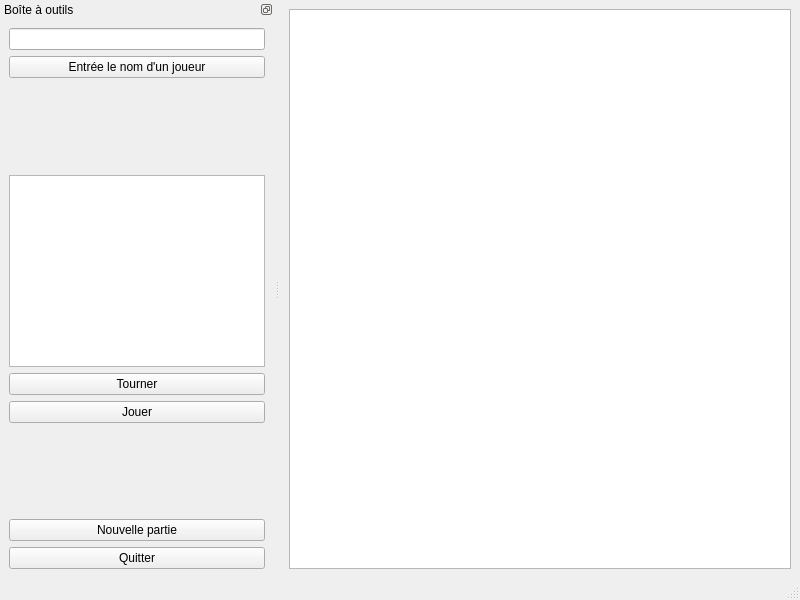
PacoARNGO/ProjetInfo, file GraphicGame/interface/game.ui: the form before one commit.
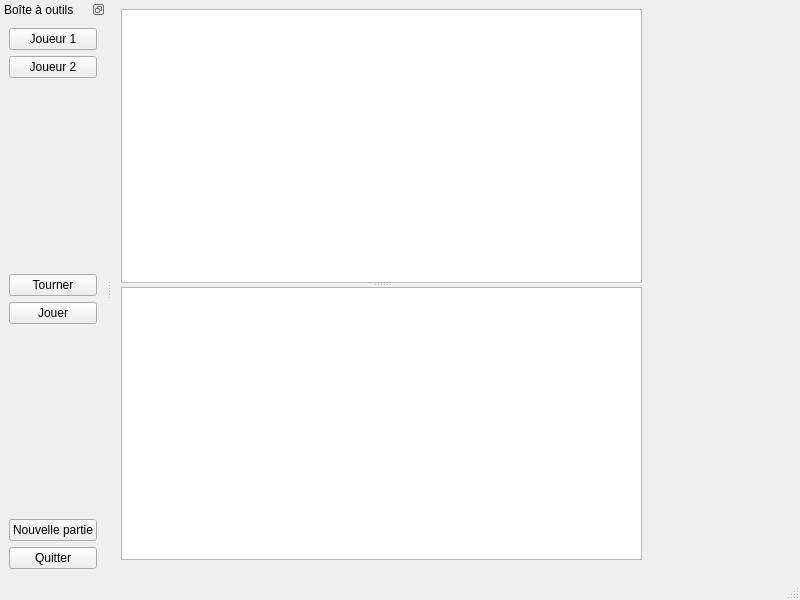
The form after the commit.

Diff of the .ui file:
```diff
--- a/GraphicGame/interface/game.ui
+++ b/GraphicGame/interface/game.ui
@@ -14,11 +14,21 @@
    <string>Fenêtre avec vues</string>
   </property>
   <widget class="QWidget" name="centralwidget">
-   <layout class="QHBoxLayout" name="horizontalLayout">
-    <item>
-     <widget class="QGraphicsView" name="vuePlateau"/>
-    </item>
-   </layout>
+   <widget class="QSplitter" name="splitter">
+    <property name="geometry">
+     <rect>
+      <x>9</x>
+      <y>9</y>
+      <width>521</width>
+      <height>551</height>
+     </rect>
+    </property>
+    <property name="orientation">
+     <enum>Qt::Vertical</enum>
+    </property>
+    <widget class="QGraphicsView" name="vuePlateau"/>
+    <widget class="QGraphicsView" name="vueMain"/>
+   </widget>
   </widget>
   <widget class="QStatusBar" name="statusbar"/>
   <widget class="QDockWidget" name="dockWidget">
@@ -37,12 +47,16 @@
    <widget class="QWidget" name="dockWidgetContents">
     <layout class="QVBoxLayout" name="verticalLayout">
      <item>
-      <widget class="QLineEdit" name="NomJoueur"/>
+      <widget class="QPushButton" name="pushButtonJoueur1">
+       <property name="text">
+        <string>Joueur 1</string>
+       </property>
+      </widget>
      </item>
      <item>
       <widget class="QPushButton" name="pushButtonJoueur">
        <property name="text">
-        <string>Entrée le nom d'un joueur</string>
+        <string>Joueur 2</string>
        </property>
       </widget>
      </item>
@@ -59,9 +73,6 @@
        </property>
       </spacer>
      </item>
-     <item>
-      <widget class="QGraphicsView" name="vueMain"/>
-     </item>
      <item>
       <widget class="QPushButton" name="pushButtonTourner">
        <property name="text">
```
Left out of the diff: 2 changed lines with no effect on the pictures.
